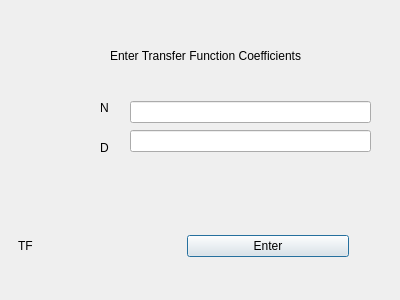
This is mct-usc-dev/dialog.ui in Yanbo-Li/mct-test as Qt 5 draws it before an edit. The edited form follows.
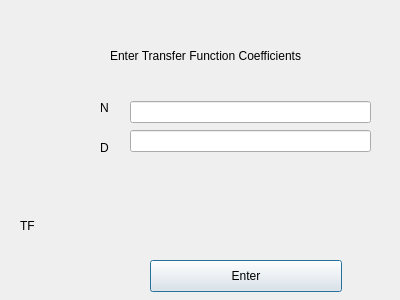
This is the edited form.

The edit to the form file:
```diff
--- a/mct-usc-dev/dialog.ui
+++ b/mct-usc-dev/dialog.ui
@@ -55,6 +55,38 @@
     <string>D</string>
    </property>
   </widget>
+  <widget class="QPushButton" name="enterButton">
+   <property name="geometry">
+    <rect>
+     <x>150</x>
+     <y>260</y>
+     <width>192</width>
+     <height>32</height>
+    </rect>
+   </property>
+   <property name="text">
+    <string>Enter</string>
+   </property>
+  </widget>
+  <widget class="QWidget" name="" native="true">
+   <property name="geometry">
+    <rect>
+     <x>20</x>
+     <y>200</y>
+     <width>381</width>
+     <height>51</height>
+    </rect>
+   </property>
+   <layout class="QHBoxLayout" name="horizontalLayout">
+    <item>
+     <widget class="QLabel" name="tfLabel">
+      <property name="text">
+       <string>TF</string>
+      </property>
+     </widget>
+    </item>
+   </layout>
+  </widget>
   <widget class="QWidget" name="">
    <property name="geometry">
     <rect>
@@ -73,32 +105,16 @@
     </item>
    </layout>
   </widget>
-  <widget class="QWidget" name="">
-   <property name="geometry">
-    <rect>
-     <x>18</x>
-     <y>230</y>
-     <width>331</width>
-     <height>32</height>
-    </rect>
-   </property>
-   <layout class="QHBoxLayout" name="horizontalLayout">
-    <item>
-     <widget class="QLabel" name="tfLabel">
-      <property name="text">
-       <string>TF</string>
-      </property>
-     </widget>
-    </item>
-    <item>
-     <widget class="QPushButton" name="enterButton">
-      <property name="text">
-       <string>Enter</string>
-      </property>
-     </widget>
-    </item>
-   </layout>
-  </widget>
+  <zorder>titleLabel</zorder>
+  <zorder>numLabel</zorder>
+  <zorder>denomLabel</zorder>
+  <zorder>numLineEdit</zorder>
+  <zorder>denomLineEdit</zorder>
+  <zorder>tfLabel</zorder>
+  <zorder>enterButton</zorder>
+  <zorder></zorder>
+  <zorder>enterButton</zorder>
+  <zorder>tfLabel</zorder>
  </widget>
  <resources/>
  <connections/>
```
